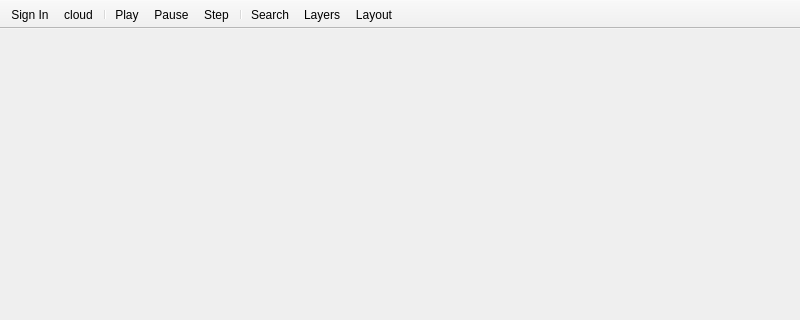
First picture: the form in centralwidget.ui, repository oistikbal/qt-unity-editor, before the edit; both pictures show x 0 to 800 and y 0 to 320 of the 800 by 600 pixel window.
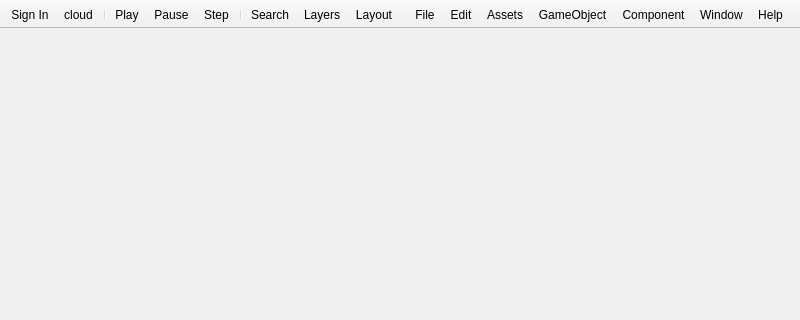
Second picture: the form after the edit. Icons and pictures are not drawn.

Commit message: Add StatusBar, MenuToolBar

What changed in the file:
```diff
--- a/centralwidget.ui
+++ b/centralwidget.ui
@@ -15,26 +15,13 @@
   </property>
   <widget class="QWidget" name="centralwidget"/>
   <widget class="QStatusBar" name="statusbar"/>
-  <widget class="QMenuBar" name="menubar">
-   <property name="geometry">
-    <rect>
-     <x>0</x>
-     <y>0</y>
-     <width>800</width>
-     <height>21</height>
-    </rect>
+  <widget class="QToolBar" name="toolBar">
+   <property name="sizePolicy">
+    <sizepolicy hsizetype="Preferred" vsizetype="Preferred">
+     <horstretch>0</horstretch>
+     <verstretch>0</verstretch>
+    </sizepolicy>
    </property>
-   <property name="layoutDirection">
-    <enum>Qt::LeftToRight</enum>
-   </property>
-   <property name="defaultUp">
-    <bool>false</bool>
-   </property>
-   <property name="nativeMenuBar">
-    <bool>false</bool>
-   </property>
-  </widget>
-  <widget class="QToolBar" name="leftToolBar">
    <property name="windowTitle">
     <string>toolBar</string>
    </property>
@@ -42,19 +29,22 @@
     <enum>Qt::LeftToRight</enum>
    </property>
    <property name="autoFillBackground">
-    <bool>true</bool>
+    <bool>false</bool>
    </property>
    <property name="movable">
     <bool>false</bool>
    </property>
+   <property name="allowedAreas">
+    <set>Qt::AllToolBarAreas</set>
+   </property>
    <property name="floatable">
-    <bool>false</bool>
+    <bool>true</bool>
    </property>
    <attribute name="toolBarArea">
     <enum>TopToolBarArea</enum>
    </attribute>
    <attribute name="toolBarBreak">
-    <bool>false</bool>
+    <bool>true</bool>
    </attribute>
    <addaction name="actionsignIn"/>
    <addaction name="actioncloud"/>
@@ -67,6 +57,36 @@
    <addaction name="actionLayers"/>
    <addaction name="actionLayout"/>
   </widget>
+  <widget class="QToolBar" name="menuToolBar">
+   <property name="sizePolicy">
+    <sizepolicy hsizetype="Preferred" vsizetype="Preferred">
+     <horstretch>0</horstretch>
+     <verstretch>0</verstretch>
+    </sizepolicy>
+   </property>
+   <property name="windowTitle">
+    <string>toolBar_2</string>
+   </property>
+   <property name="movable">
+    <bool>false</bool>
+   </property>
+   <property name="allowedAreas">
+    <set>Qt::AllToolBarAreas</set>
+   </property>
+   <attribute name="toolBarArea">
+    <enum>TopToolBarArea</enum>
+   </attribute>
+   <attribute name="toolBarBreak">
+    <bool>false</bool>
+   </attribute>
+   <addaction name="actionFile"/>
+   <addaction name="actionEdit"/>
+   <addaction name="actionAssets"/>
+   <addaction name="actionGameObject"/>
+   <addaction name="actionComponent"/>
+   <addaction name="actionWindow"/>
+   <addaction name="actionHelp"/>
+  </widget>
   <action name="actionsignIn">
    <property name="text">
     <string>Sign In</string>
@@ -133,6 +153,41 @@
     <string>Step</string>
    </property>
   </action>
+  <action name="actionFile">
+   <property name="text">
+    <string>File</string>
+   </property>
+  </action>
+  <action name="actionEdit">
+   <property name="text">
+    <string>Edit</string>
+   </property>
+  </action>
+  <action name="actionAssets">
+   <property name="text">
+    <string>Assets</string>
+   </property>
+  </action>
+  <action name="actionGameObject">
+   <property name="text">
+    <string>GameObject</string>
+   </property>
+  </action>
+  <action name="actionComponent">
+   <property name="text">
+    <string>Component</string>
+   </property>
+  </action>
+  <action name="actionWindow">
+   <property name="text">
+    <string>Window</string>
+   </property>
+  </action>
+  <action name="actionHelp">
+   <property name="text">
+    <string>Help</string>
+   </property>
+  </action>
  </widget>
  <resources>
   <include location="resource.qrc"/>
```
The commit also changes 5 other files.
